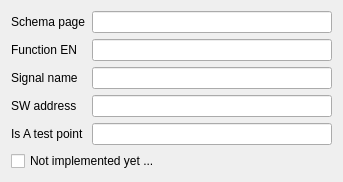
scandyna/multidiagtools, file tools/mdtcablelist/src/mdtClUnitConnectionEditor.ui: the form before one commit.
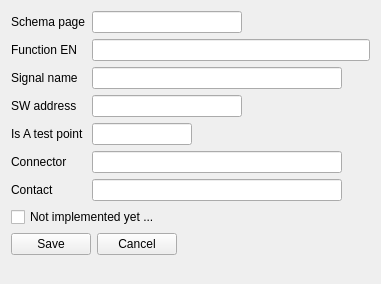
The form after the commit.

The edit to the form file:
```diff
--- a/tools/mdtcablelist/src/mdtClUnitConnectionEditor.ui
+++ b/tools/mdtcablelist/src/mdtClUnitConnectionEditor.ui
@@ -6,13 +6,21 @@
    <rect>
     <x>0</x>
     <y>0</y>
-    <width>343</width>
-    <height>174</height>
+    <width>381</width>
+    <height>284</height>
    </rect>
   </property>
+  <property name="maximumSize">
+   <size>
+    <width>400</width>
+    <height>16777215</height>
+   </size>
+  </property>
   <property name="windowTitle">
    <string>Form</string>
   </property>
+  <layout class="QVBoxLayout" name="verticalLayout">
+   <item>
   <layout class="QFormLayout" name="formLayout">
    <item row="0" column="0">
     <widget class="QLabel" name="lbSchemaPage">
@@ -22,7 +30,14 @@
     </widget>
    </item>
    <item row="0" column="1">
-    <widget class="QLineEdit" name="fld_SchemaPage"/>
+      <widget class="QLineEdit" name="fld_SchemaPage">
+       <property name="maximumSize">
+        <size>
+         <width>150</width>
+         <height>16777215</height>
+        </size>
+       </property>
+      </widget>
    </item>
    <item row="1" column="0">
     <widget class="QLabel" name="lbFunctionEN">
@@ -32,7 +47,14 @@
     </widget>
    </item>
    <item row="1" column="1">
-    <widget class="QLineEdit" name="fld_FunctionEN"/>
+      <widget class="QLineEdit" name="fld_FunctionEN">
+       <property name="maximumSize">
+        <size>
+         <width>300</width>
+         <height>16777215</height>
+        </size>
+       </property>
+      </widget>
    </item>
    <item row="2" column="0">
     <widget class="QLabel" name="lbSignalName">
@@ -42,7 +64,14 @@
     </widget>
    </item>
    <item row="2" column="1">
-    <widget class="QLineEdit" name="fld_SignalName"/>
+      <widget class="QLineEdit" name="fld_SignalName">
+       <property name="maximumSize">
+        <size>
+         <width>250</width>
+         <height>16777215</height>
+        </size>
+       </property>
+      </widget>
    </item>
    <item row="3" column="0">
     <widget class="QLabel" name="lbSwAddress">
@@ -52,7 +81,14 @@
     </widget>
    </item>
    <item row="3" column="1">
-    <widget class="QLineEdit" name="fld_SwAddress"/>
+      <widget class="QLineEdit" name="fld_SwAddress">
+       <property name="maximumSize">
+        <size>
+         <width>150</width>
+         <height>16777215</height>
+        </size>
+       </property>
+      </widget>
    </item>
    <item row="4" column="0">
     <widget class="QLabel" name="lbIsATestPoint">
@@ -62,14 +98,101 @@
     </widget>
    </item>
    <item row="4" column="1">
-    <widget class="QLineEdit" name="fld_IsATestPoint"/>
-   </item>
-   <item row="5" column="0" colspan="2">
+      <widget class="QLineEdit" name="fld_IsATestPoint">
+       <property name="maximumSize">
+        <size>
+         <width>100</width>
+         <height>16777215</height>
+        </size>
+       </property>
+      </widget>
+     </item>
+     <item row="5" column="0">
+      <widget class="QLabel" name="lbConnectorName">
+       <property name="text">
+        <string>Connector</string>
+       </property>
+      </widget>
+     </item>
+     <item row="5" column="1">
+      <widget class="QLineEdit" name="fld_ConnectorName">
+       <property name="maximumSize">
+        <size>
+         <width>250</width>
+         <height>16777215</height>
+        </size>
+       </property>
+      </widget>
+     </item>
+     <item row="6" column="0">
+      <widget class="QLabel" name="lbContactName">
+       <property name="text">
+        <string>Contact</string>
+       </property>
+      </widget>
+     </item>
+     <item row="6" column="1">
+      <widget class="QLineEdit" name="fld_ContactName">
+       <property name="maximumSize">
+        <size>
+         <width>250</width>
+         <height>16777215</height>
+        </size>
+       </property>
+      </widget>
+     </item>
+     <item row="7" column="0" colspan="2">
     <widget class="QCheckBox" name="fld_IsATestPoint222">
      <property name="text">
       <string>Not implemented yet ...</string>
      </property>
     </widget>
+     </item>
+    </layout>
+   </item>
+   <item>
+    <layout class="QHBoxLayout" name="horizontalLayout">
+     <item>
+      <widget class="QPushButton" name="pbSave">
+       <property name="text">
+        <string>Save</string>
+       </property>
+      </widget>
+     </item>
+     <item>
+      <widget class="QPushButton" name="pbCancel">
+       <property name="text">
+        <string>Cancel</string>
+       </property>
+      </widget>
+     </item>
+     <item>
+      <spacer name="horizontalSpacer">
+       <property name="orientation">
+        <enum>Qt::Horizontal</enum>
+       </property>
+       <property name="sizeHint" stdset="0">
+        <size>
+         <width>40</width>
+         <height>20</height>
+        </size>
+       </property>
+      </spacer>
+     </item>
+    </layout>
+   </item>
+   <item>
+    <spacer name="verticalSpacer">
+     <property name="orientation">
+      <enum>Qt::Vertical</enum>
+     </property>
+     <property name="sizeHint" stdset="0">
+      <size>
+       <width>20</width>
+       <height>12</height>
+      </size>
+     </property>
+    </spacer>
    </item>
   </layout>
  </widget>
```
Lines whose indentation alone changed are shown as unchanged.
